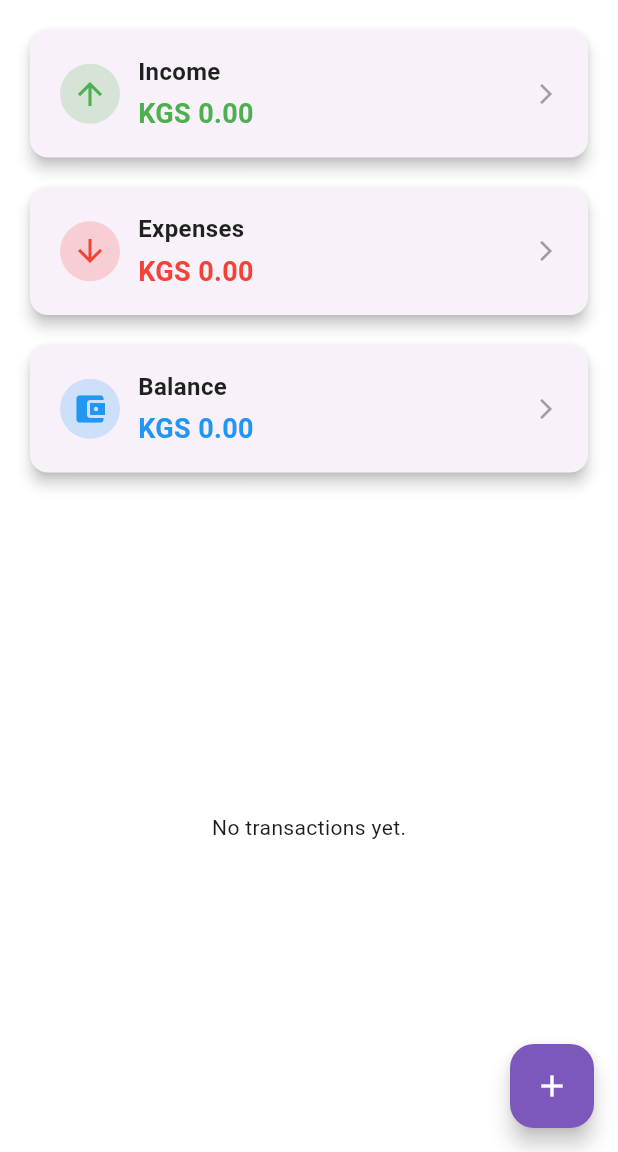
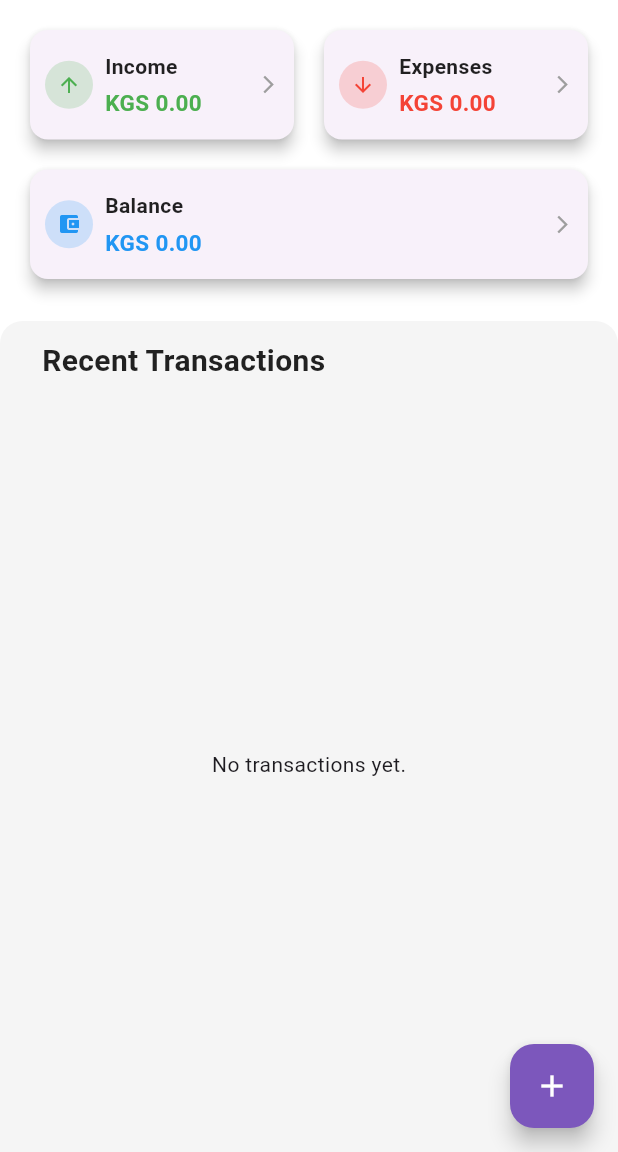
Before and after one commit to viollenaki/ADAY-project, a Flutter app: the HomeScreen screen opened directly, on a phone screen of 412 x 824 dp, the part 84-1236 px from its top. Run offline on Flutter 3.47's test engine with Material 3 defaults, Android fonts, the light colour scheme and no system bars; our stand-ins replace fl_chart, sqflite; accounts and stored records are empty; network calls fail.

Commit message:
my space

```diff
--- a/lib/pages/HomeScreen.dart
+++ b/lib/pages/HomeScreen.dart
@@ -98,6 +98,7 @@ class _HomeScreenState extends State<HomeScreen> {
       }
     }
   }
+
   void _fetchCurrencyRates() async {
     try {
       final currencyRates = await getCurrencyRelativeToUSD();
@@ -117,15 +118,19 @@ class _HomeScreenState extends State<HomeScreen> {
 
       // Get total income
       final incomeResult = await db.rawQuery(
-          "SELECT SUM(amount) as total FROM transactions WHERE type = 'income'");
-      _totalIncome = incomeResult.first['total'] != null
+        "SELECT SUM(amount) as total FROM transactions WHERE type = 'income'",
+      );
+      _totalIncome =
+          incomeResult.first['total'] != null
               ? (incomeResult.first['total'] as num).toDouble()
               : 0.0;
 
       // Get total expenses
       final expenseResult = await db.rawQuery(
-          "SELECT SUM(amount) as total FROM transactions WHERE type = 'expense'");
-      _totalExpenses = expenseResult.first['total'] != null
+        "SELECT SUM(amount) as total FROM transactions WHERE type = 'expense'",
+      );
+      _totalExpenses =
+          expenseResult.first['total'] != null
               ? (expenseResult.first['total'] as num).toDouble()
               : 0.0;
 
@@ -152,9 +157,12 @@ class _HomeScreenState extends State<HomeScreen> {
   Future<void> _deleteAllTransactions() async {
     bool confirmDelete = await showDialog(
       context: context,
-      builder: (context) => AlertDialog(
+      builder:
+          (context) => AlertDialog(
             title: const Text("Delete All Transactions"),
-        content: const Text("Are you sure you want to delete all transactions?"),
+            content: const Text(
+              "Are you sure you want to delete all transactions?",
+            ),
             actions: [
               TextButton(
                 onPressed: () => Navigator.pop(context, false),
@@ -162,7 +170,10 @@ class _HomeScreenState extends State<HomeScreen> {
               ),
               TextButton(
                 onPressed: () => Navigator.pop(context, true),
-            child: const Text("Delete", style: TextStyle(color: Colors.red)),
+                child: const Text(
+                  "Delete",
+                  style: TextStyle(color: Colors.red),
+                ),
               ),
             ],
           ),
@@ -196,7 +207,9 @@ class _HomeScreenState extends State<HomeScreen> {
             TextButton(
               onPressed: () {
                 Navigator.pushReplacementNamed(
-                    context, '/'); // Navigate to login screen
+                  context,
+                  '/',
+                ); // Navigate to login screen
               },
               child: const Text('Logout'),
             ),
@@ -233,28 +246,46 @@ class _HomeScreenState extends State<HomeScreen> {
       backgroundColor: Colors.white,
       body: Column(
         children: [
-          // Summary Cards
+          // Summary Cards with the new layout style
           Padding(
             padding: const EdgeInsets.all(16.0),
             child: Column(
               children: [
-                SummaryCard(
+                // Income and Expenses in a row
+                Row(
+                  mainAxisAlignment: MainAxisAlignment.spaceEvenly,
+                  children: [
+                    Expanded(
+                      child: SummaryCard(
                         title: 'Income',
-                  amount: '${globals.currentCurrency} ${convertCurrency(_totalIncome).toStringAsFixed(2)}',
+                        amount:
+                            '${globals.currentCurrency} ${convertCurrency(_totalIncome).toStringAsFixed(2)}',
                         color: Colors.green,
                         icon: Icons.arrow_upward,
+                        titleFontSize: 14.0, // Reduce font size
+                        amountFontSize: 15.0, // Reduce font size
+                      ),
+                    ),
+                    const SizedBox(width: 12), // Space between cards
+                    Expanded(
+                      child: SummaryCard(
+                        title: 'Expenses',
+                        amount:
+                            '${globals.currentCurrency} ${convertCurrency(_totalExpenses).toStringAsFixed(2)}',
+                        color: Colors.red,
+                        icon: Icons.arrow_downward,
+                        titleFontSize: 14.0, // Reduce font size
+                        amountFontSize: 15.0, // Reduce font size
+                      ),
+                    ),
+                  ],
                 ),
                 const SizedBox(height: 12),
-                SummaryCard(
-                  title: 'Expenses',
-                  amount: '${globals.currentCurrency} ${convertCurrency(_totalExpenses).toStringAsFixed(2)}',
-                  color: Colors.red,
-                  icon: Icons.arrow_downward,
-                ),
-                const SizedBox(height: 12),
+                // Balance on its own line
                 SummaryCard(
                   title: 'Balance',
-                  amount: '${globals.currentCurrency} ${convertCurrency(_balance).toStringAsFixed(2)}',
+                  amount:
+                      '${globals.currentCurrency} ${convertCurrency(_balance).toStringAsFixed(2)}',
                   color: Colors.blue,
                   icon: Icons.account_balance_wallet,
                 ),
@@ -262,7 +293,32 @@ class _HomeScreenState extends State<HomeScreen> {
             ),
           ),
 
-          // Recent Transactions
+          // Recent Transactions with improved styling
+          Expanded(
+            child: Container(
+              margin: const EdgeInsets.only(top: 8),
+              padding: const EdgeInsets.all(12),
+              decoration: BoxDecoration(
+                color: Colors.grey[100],
+                borderRadius: BorderRadius.only(
+                  topLeft: Radius.circular(15),
+                  topRight: Radius.circular(15),
+                ),
+              ),
+              child: Column(
+                crossAxisAlignment: CrossAxisAlignment.start,
+                children: [
+                  const Padding(
+                    padding: EdgeInsets.only(left: 16.0, bottom: 8.0),
+                    child: Text(
+                      "Recent Transactions",
+                      style: TextStyle(
+                        fontSize: 20,
+                        fontWeight: FontWeight.bold,
+                        color: Colors.black87,
+                      ),
+                    ),
+                  ),
                   Expanded(
                     child: RefreshIndicator(
                       onRefresh: () async {
@@ -273,12 +329,20 @@ class _HomeScreenState extends State<HomeScreen> {
                       child: FutureBuilder<List<Map<String, dynamic>>>(
                         future: _transactionsFuture,
                         builder: (context, snapshot) {
-                  if (snapshot.connectionState == ConnectionState.waiting) {
-                    return const Center(child: CircularProgressIndicator());
+                          if (snapshot.connectionState ==
+                              ConnectionState.waiting) {
+                            return const Center(
+                              child: CircularProgressIndicator(),
+                            );
                           } else if (snapshot.hasError) {
-                    return Center(child: Text('Error: ${snapshot.error}'));
-                  } else if (!snapshot.hasData || snapshot.data!.isEmpty) {
-                    return const Center(child: Text('No transactions yet.'));
+                            return Center(
+                              child: Text('Error: ${snapshot.error}'),
+                            );
+                          } else if (!snapshot.hasData ||
+                              snapshot.data!.isEmpty) {
+                            return const Center(
+                              child: Text('No transactions yet.'),
+                            );
                           }
 
                           final transactions = snapshot.data!;
@@ -290,6 +354,10 @@ class _HomeScreenState extends State<HomeScreen> {
                             },
                           );
                         },
+                      ),
+                    ),
+                  ),
+                ],
               ),
             ),
           ),
@@ -356,7 +424,9 @@ class _HomeScreenState extends State<HomeScreen> {
 
   // Show options for Edit and Delete
   void _showTransactionActions(
-      BuildContext context, Map<String, dynamic> transaction) {
+    BuildContext context,
+    Map<String, dynamic> transaction,
+  ) {
     showDialog(
       context: context,
       builder: (BuildContext context) {
@@ -375,7 +445,8 @@ class _HomeScreenState extends State<HomeScreen> {
               onPressed: () async {
                 Navigator.pop(context);
                 await _deleteTransaction(
-                    transaction['id']); // Delete Transaction
+                  transaction['id'],
+                ); // Delete Transaction
               },
               child: const Text("Delete", style: TextStyle(color: Colors.red)),
             ),
@@ -405,10 +476,12 @@ class _HomeScreenState extends State<HomeScreen> {
   Future<void> _deleteTransaction(int transactionId) async {
     bool confirmDelete = await showDialog(
       context: context,
-      builder: (context) => AlertDialog(
+      builder:
+          (context) => AlertDialog(
             title: const Text("Delete Transaction"),
-        content:
-            const Text("Are you sure you want to delete this transaction?"),
+            content: const Text(
+              "Are you sure you want to delete this transaction?",
+            ),
             actions: [
               TextButton(
                 onPressed: () => Navigator.pop(context, false),
@@ -416,7 +489,10 @@ class _HomeScreenState extends State<HomeScreen> {
               ),
               TextButton(
                 onPressed: () => Navigator.pop(context, true),
-            child: const Text("Delete", style: TextStyle(color: Colors.red)),
+                child: const Text(
+                  "Delete",
+                  style: TextStyle(color: Colors.red),
+                ),
               ),
             ],
           ),
@@ -425,8 +501,11 @@ class _HomeScreenState extends State<HomeScreen> {
     if (confirmDelete) {
       try {
         final db = await dbHelper.database;
-        await db.delete('transactions',
-            where: 'id = ?', whereArgs: [transactionId]);
+        await db.delete(
+          'transactions',
+          where: 'id = ?',
+          whereArgs: [transactionId],
+        );
         setState(() {
           _loadData(); // Refresh transactions and summary data
         });
--- a/lib/widgets/summary_card.dart
+++ b/lib/widgets/summary_card.dart
@@ -5,58 +5,70 @@ class SummaryCard extends StatelessWidget {
   final String amount;
   final Color color;
   final IconData icon;
+  final double? titleFontSize;
+  final double? amountFontSize;
 
   const SummaryCard({
+    Key? key,
     required this.title,
     required this.amount,
     required this.color,
     required this.icon,
-  });
+    this.titleFontSize,
+    this.amountFontSize,
+  }) : super(key: key);
 
   @override
   Widget build(BuildContext context) {
     return Card(
       shape: RoundedRectangleBorder(
         borderRadius: BorderRadius.circular(12.0),
-      ), // <-- Fixed: Added closing parenthesis
+      ),
       elevation: 4,
       child: Padding(
-        padding: const EdgeInsets.symmetric(vertical: 16.0, horizontal: 20.0),
+        padding: const EdgeInsets.symmetric(vertical: 14.0, horizontal: 10.0),
         child: Row(
           mainAxisAlignment: MainAxisAlignment.spaceBetween,
           children: [
-            Row(
+            Expanded(
+              child: Row(
                 children: [
                   CircleAvatar(
+                    radius: 16,
                     backgroundColor: color.withOpacity(0.2),
-                  child: Icon(icon, color: color),
+                    child: Icon(icon, color: color, size: 16),
                   ),
-                const SizedBox(width: 12),
-                Column(
+                  const SizedBox(width: 8),
+                  Expanded(
+                    child: Column(
                       crossAxisAlignment: CrossAxisAlignment.start,
                       children: [
                         Text(
                           title,
                           style: TextStyle(
-                        fontSize: 16,
+                            fontSize: titleFontSize ?? 14.0,
                             fontWeight: FontWeight.w600,
                             color: Colors.black87,
                           ),
+                          overflow: TextOverflow.ellipsis,
                         ),
                         const SizedBox(height: 4),
                         Text(
                           amount,
                           style: TextStyle(
-                        fontSize: 18,
+                            fontSize: amountFontSize ?? 15.0,
                             fontWeight: FontWeight.bold,
                             color: color,
+                          ),
+                          overflow: TextOverflow.ellipsis,
+                        ),
+                      ],
                     ),
                   ),
                 ],
               ),
-              ],
             ),
-            Icon(Icons.arrow_forward_ios, size: 16, color: Colors.grey),
+            Icon(Icons.arrow_forward_ios, size: 14, color: Colors.grey),
           ],
         ),
       ),
```
Also changed, not shown: 125 other files. Lines whose indentation alone changed are shown as unchanged.
